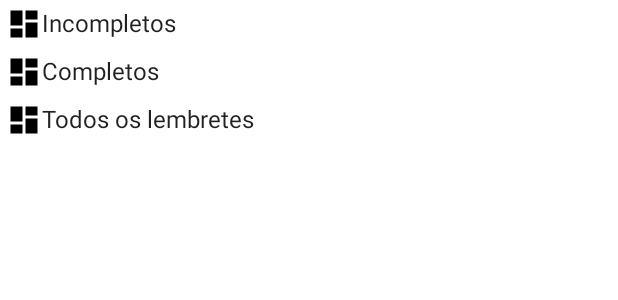
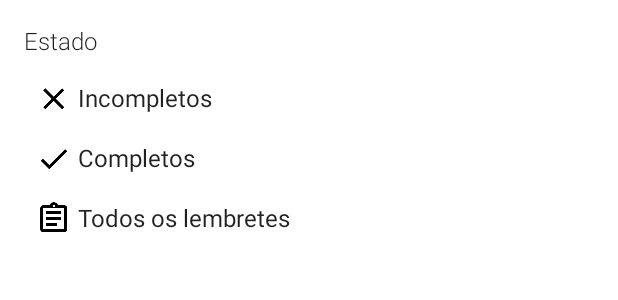
Before and after one commit to AppIFCBrusque/AppIFCBrusque, an Android app: the layout bottom_sheet_dialog_categorias_lembrete.xml on its own in the app's theme, with its tools: preview values and no code run, on a phone screen of 412 x 824 dp. Shown: the top 300 px of the screen. Run offline under Robolectric (Android 15) with nearby library versions, the phone set to English and light mode, and no system bars.

Commit message:
Novo layout para o menu de escolha de categoria

```diff
--- /dev/null
+++ b/app/src/main/res/drawable/background_bottom_sheet_dialog.xml
@@ -0,0 +1,8 @@
+<shape xmlns:android="http://schemas.android.com/apk/res/android">
+    <solid android:color="?attr/colorSurface" />
+    <corners
+        android:bottomLeftRadius="0dp"
+        android:bottomRightRadius="0dp"
+        android:topLeftRadius="4dp"
+        android:topRightRadius="4dp" />
+</shape>
--- a/app/src/main/res/layout/bottom_sheet_dialog_categorias_lembrete.xml
+++ b/app/src/main/res/layout/bottom_sheet_dialog_categorias_lembrete.xml
@@ -1,49 +1,58 @@
 <?xml version="1.0" encoding="utf-8"?>
-<androidx.constraintlayout.widget.ConstraintLayout xmlns:android="http://schemas.android.com/apk/res/android"
+<RelativeLayout xmlns:android="http://schemas.android.com/apk/res/android"
     xmlns:app="http://schemas.android.com/apk/res-auto"
     android:layout_width="match_parent"
-    android:layout_height="250dp">
+    android:layout_height="wrap_content"
+    android:minHeight="320dp"
+    android:orientation="vertical">
+
+    <TextView
+        android:id="@+id/tvEstado"
+        android:layout_width="wrap_content"
+        android:layout_height="wrap_content"
+        android:paddingHorizontal="16dp"
+        android:paddingTop="16dp"
+        android:paddingBottom="8dp"
+        android:text="@string/categoria_estado"
+        android:textAppearance="@style/TextAppearance.DescricaoItensLista" />
 
     <TextView
         android:id="@+id/tvIncompletos"
-        style="@style/TextAppearance.TituloItemLista"
         android:layout_width="match_parent"
         android:layout_height="wrap_content"
-        android:background="?attr/colorOnPrimary"
+        android:layout_below="@id/tvEstado"
+        android:drawablePadding="4dp"
         android:foreground="?attr/selectableItemBackground"
-        android:padding="@dimen/padding_views"
+        android:paddingHorizontal="24dp"
+        android:paddingVertical="8dp"
         android:text="@string/categoria_lembretes_incompletos"
-        app:drawableLeftCompat="@drawable/ic_dashboard_black_24dp"
-        app:layout_constraintEnd_toEndOf="parent"
-        app:layout_constraintStart_toStartOf="parent"
-        app:layout_constraintTop_toTopOf="parent" />
+        android:textAppearance="@style/TextAppearance.TituloItemLista"
+        app:drawableLeftCompat="@drawable/outline_clear_black_24" />
 
     <TextView
         android:id="@+id/tvCompletos"
-        style="@style/TextAppearance.TituloItemLista"
         android:layout_width="match_parent"
         android:layout_height="wrap_content"
-        android:background="?attr/colorOnPrimary"
+        android:layout_below="@id/tvIncompletos"
+        android:drawablePadding="4dp"
         android:foreground="?attr/selectableItemBackground"
-        android:padding="@dimen/padding_views"
+        android:paddingHorizontal="24dp"
+        android:paddingVertical="8dp"
         android:text="@string/categoria_lembretes_completos"
-        app:drawableLeftCompat="@drawable/ic_dashboard_black_24dp"
-        app:layout_constraintEnd_toEndOf="parent"
-        app:layout_constraintStart_toStartOf="parent"
-        app:layout_constraintTop_toBottomOf="@id/tvIncompletos" />
+        android:textAppearance="@style/TextAppearance.TituloItemLista"
+        app:drawableLeftCompat="@drawable/outline_done_black_24" />
 
     <TextView
         android:id="@+id/tvTodos"
-        style="@style/TextAppearance.TituloItemLista"
         android:layout_width="match_parent"
         android:layout_height="wrap_content"
-        android:background="?attr/colorOnPrimary"
+        android:layout_below="@id/tvCompletos"
+        android:drawablePadding="4dp"
         android:foreground="?attr/selectableItemBackground"
-        android:padding="@dimen/padding_views"
+        android:paddingHorizontal="24dp"
+        android:paddingVertical="8dp"
         android:text="@string/categoria_lembretes_todos"
-        app:drawableLeftCompat="@drawable/ic_dashboard_black_24dp"
-        app:layout_constraintEnd_toEndOf="parent"
-        app:layout_constraintStart_toStartOf="parent"
-        app:layout_constraintTop_toBottomOf="@id/tvCompletos" />
+        android:textAppearance="@style/TextAppearance.TituloItemLista"
+        app:drawableLeftCompat="@drawable/outline_assignment_black_24" />
 
-</androidx.constraintlayout.widget.ConstraintLayout>
+</RelativeLayout>
--- a/app/src/main/res/values/strings.xml
+++ b/app/src/main/res/values/strings.xml
@@ -32,6 +32,7 @@
     <string name="lembrete_descompletar">Marcar como incompleto</string>
     <string name="lembrete_excluir">Excluir lembrete</string>
 
+    <string name="categoria_estado">Estado</string>
     <string name="categoria_lembretes_todos">Todos os lembretes</string>
     <string name="categoria_lembretes_completos">Completos</string>
     <string name="categoria_lembretes_incompletos">Incompletos</string>
--- a/app/src/main/res/values/styles.xml
+++ b/app/src/main/res/values/styles.xml
@@ -15,6 +15,11 @@
         <item name="android:textSize">16sp</item>
     </style>
 
+    <style name="TextAppearance.DescricaoItensLista">
+        <item name="android:fontFamily">sans-serif-light</item>
+        <item name="android:textSize">16sp</item>
+    </style>
+
     <style name="TextAppearance.Secundario">
         <item name="android:fontFamily">sans-serif-light</item>
         <item name="android:textSize">14sp</item>
--- a/app/src/main/res/values/themes.xml
+++ b/app/src/main/res/values/themes.xml
@@ -18,6 +18,8 @@
         <item name="backgroundColor">#f5f5f6</item>
         <item name="colorSurface">@color/white</item>
         <item name="colorOnSurface">@color/black</item>
+
+        <item name="bottomSheetDialogTheme">@style/BottomSheetDialog</item>
     </style>
 
     <style name="Theme.IFCBrusque.NoActionBar">
@@ -35,4 +37,14 @@
         <item name="colorSecondary">?attr/colorPrimary</item>
         <item name="colorOnSecondary">?attr/colorOnPrimary</item>
     </style>
+
+    <style name="BottomSheetDialog"
+        parent="Theme.Design.Light.BottomSheetDialog">
+        <item name="bottomSheetStyle">@style/ModalStyle</item>
+    </style>
+
+    <style name="ModalStyle"
+        parent="Widget.Design.BottomSheet.Modal">
+        <item name="android:background">@drawable/background_bottom_sheet_dialog</item>
+    </style>
 </resources>
```
